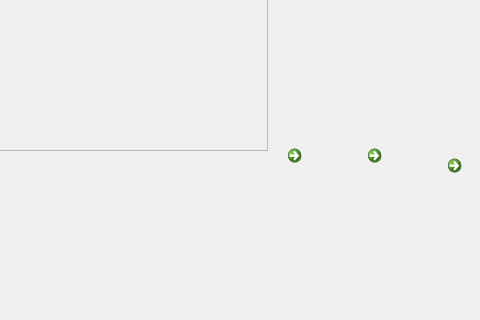
The window that src/qt/forms/overviewpage.ui (CryptocoinInc/Shares) describes before a commit, drawn with Qt 5; both pictures show x 270 to 750 and y 232 to 552 of the 999 by 552 pixel window.
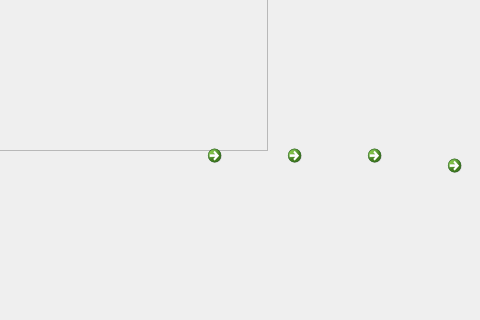
The same window after the commit. Icons and pictures are not drawn.

```diff
--- a/src/qt/forms/overviewpage.ui
+++ b/src/qt/forms/overviewpage.ui
@@ -425,6 +425,29 @@
     </size>
    </property>
   </widget>
+  <widget class="QCommandLinkButton" name="commandLinkButton_4">
+   <property name="geometry">
+    <rect>
+     <x>470</x>
+     <y>370</y>
+     <width>81</width>
+     <height>71</height>
+    </rect>
+   </property>
+   <property name="text">
+    <string/>
+   </property>
+   <property name="icon">
+    <iconset resource="../bitcoin.qrc">
+     <normaloff>:/icons/ledger</normaloff>:/icons/ledger</iconset>
+   </property>
+   <property name="iconSize">
+    <size>
+     <width>50</width>
+     <height>64</height>
+    </size>
+   </property>
+  </widget>
  </widget>
  <resources>
   <include location="../bitcoin.qrc"/>
```
